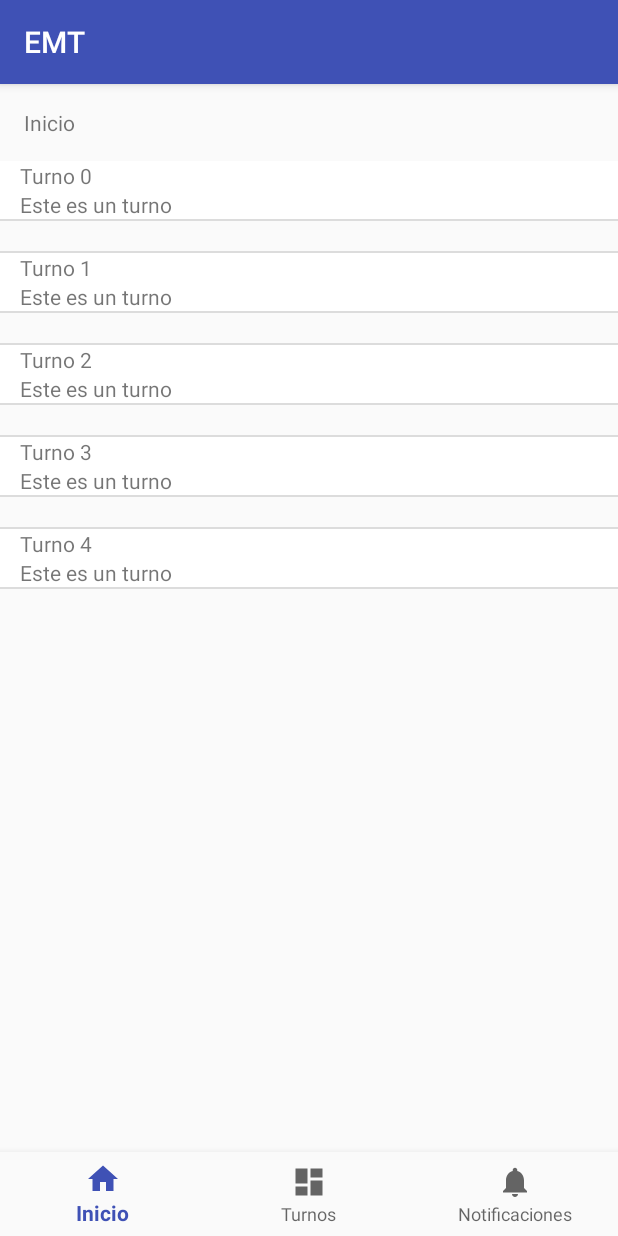
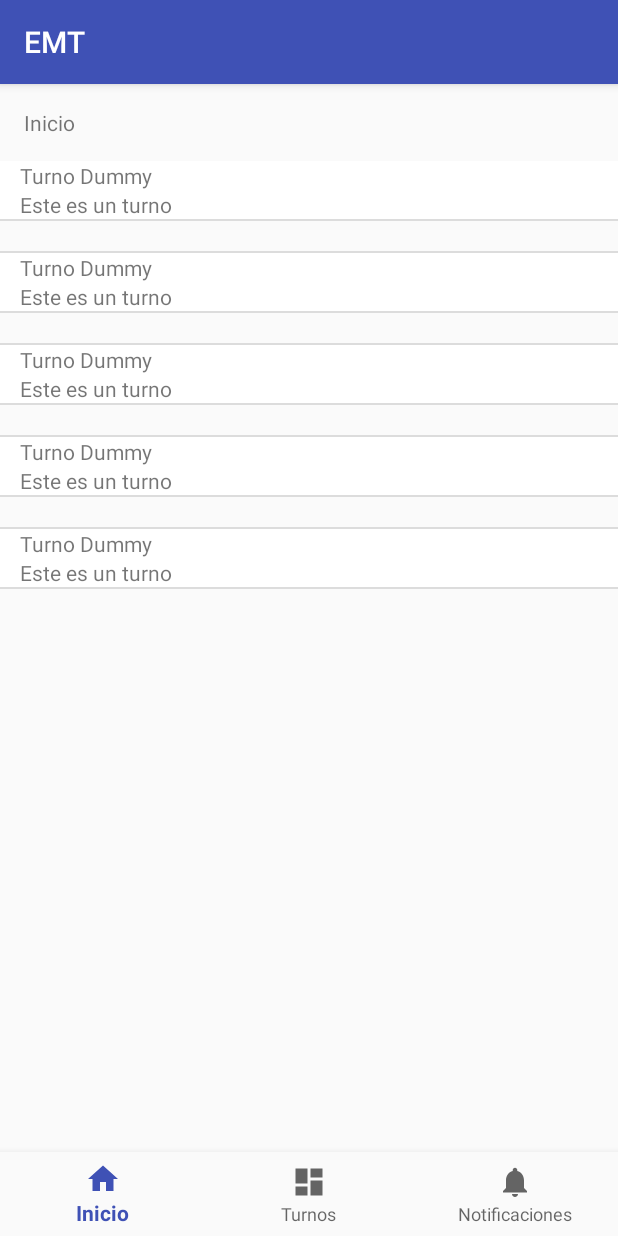
Before and after one commit to hernnyy/emt, an Android app: the CentralActivity screen opened directly, with no data from a screen before it, on a phone screen of 412 x 824 dp. Run offline under Robolectric (Android 15) with nearby library versions, the phone set to English and light mode, and no system bars; our stand-ins replace Volley; network calls fail; 1 statement that could not run was skipped.

```diff
--- a/app/src/main/java/com/example/hernan/esmiturno/CentralActivity.java
+++ b/app/src/main/java/com/example/hernan/esmiturno/CentralActivity.java
@@ -1,5 +1,6 @@
 package com.example.hernan.esmiturno;
 
+import android.content.Intent;
 import android.graphics.Color;
 import android.os.Bundle;
 import android.support.annotation.NonNull;
@@ -13,6 +14,19 @@ import android.widget.QuickContactBadge;
 import android.widget.TableLayout;
 import android.widget.TableRow;
 import android.widget.TextView;
+import android.widget.Toast;
+
+import com.android.volley.Request;
+import com.android.volley.Response;
+import com.android.volley.VolleyError;
+import com.android.volley.toolbox.StringRequest;
+
+import org.json.JSONArray;
+import org.json.JSONException;
+import org.json.JSONObject;
+
+import java.util.HashMap;
+import java.util.Map;
 
 public class CentralActivity extends AppCompatActivity {
 
@@ -68,17 +82,83 @@ public class CentralActivity extends AppCompatActivity {
     }
 
     private void homeTabCreate(){
+//TODO colocar la url que trae los meets por id
+        String url = "http://ikaroira.com/ws-meet.php/getAll";
+        StringRequest strRequest = new StringRequest(Request.Method.GET, url,
+                new Response.Listener<String>()
+                {
+                    @Override
+                    public void onResponse(String response)
+                    {
+                        Toast.makeText(getApplicationContext(), response, Toast.LENGTH_SHORT).show();
+                        try {
+                            JSONArray jsonResp = new JSONArray(response);
+                            Log.d("Response json:", jsonResp.toString());
+                            Log.d("Response json:", String.valueOf(jsonResp.length()));
+                            Log.d("Response json:", jsonResp.getJSONObject(0).toString());
+                            Log.d("Response json:", jsonResp.getJSONObject(0).getString("fecha"));
+                            for (int i=0;i<jsonResp.length();i++){
+                                addRowToTableMeet(jsonResp.getJSONObject(i));
+                            }
+//                            Intent intent = new Intent (mctx, CentralActivity.class);
+//                            intent.putExtra("email",jsonResp.getString("email"));
+//                            startActivityForResult(intent, 0);
+
+                        } catch (Throwable t) {
+                            Log.e("My App", "Could not parse malformed JSON: \"" + response + "\"");
+                        }
+                    }
+                },
+                new Response.ErrorListener()
+                {
+                    @Override
+                    public void onErrorResponse(VolleyError error)
+                    {
+                        Toast.makeText(getApplicationContext(), error.toString(), Toast.LENGTH_SHORT).show();
+                    }
+                });
+        NetManager.getInstance(this).addToRequestQueue(strRequest);
+
+
         //carga dinamica de rows
         for (int i=0;i<5;i++){
+            addRowToTableMeet(null);
+
+        }
+    }
+    private void dashboardTabCreate(){
+        mMeetTableList.removeAllViews();
+
+    }
+
+    private void addRowToTableMeet(JSONObject rowData){
         LinearLayout outerLayout = new LinearLayout(this);
         TableRow row= new TableRow(this);
         TableRow.LayoutParams lp = new TableRow.LayoutParams(TableRow.LayoutParams.MATCH_PARENT);
         lp.setMargins(10,0,10,10);
         row.setLayoutParams(lp);
         row.setBackgroundColor(Color.WHITE);
+        row.setClickable(true);
+        row.setOnClickListener(new View.OnClickListener() {
+            @Override
+            public void onClick(View v) {
+                TableRow tr = (TableRow)v;
+                tr.setBackgroundColor(Color.MAGENTA);
+//                    Intent myIntent = new Intent(PNs.this, Main.class);
+//                    PNs.this.startActivity(myIntent);
+            }
+        });
 
         TextView head = new TextView(this);
-            head.setText("Turno "+i);
+        if (rowData != null){
+            try {
+                head.setText("Turno "+rowData.getString("fecha"));
+            } catch (JSONException e) {
+                e.printStackTrace();
+            }
+        }else{
+            head.setText("Turno Dummy");
+        }
         LinearLayout.LayoutParams textLayoutParams = new LinearLayout.LayoutParams(LinearLayout.LayoutParams.WRAP_CONTENT, LinearLayout.LayoutParams.WRAP_CONTENT);
         textLayoutParams.setMargins(20, 0, 0, 0);
 
@@ -97,20 +177,20 @@ public class CentralActivity extends AppCompatActivity {
 //            row.addView(body);
         mMeetTableList.addView(row);
 
+        addSeparatorToTableMeet();
+
+    }
+
+    private void addSeparatorToTableMeet(){
         TableRow separator = new TableRow(this);
         View line = new View(this);
         TableRow.LayoutParams separatorLayoutParams = new TableRow.LayoutParams(LinearLayout.LayoutParams.MATCH_PARENT, 30);
-            separatorLayoutParams.setMargins(100, 0, 0, 0);
+        separatorLayoutParams.setMargins(0, 0, 0, 0);
 //            line.setBackgroundColor(Color.BLUE);
         separator.addView(line, separatorLayoutParams);
 
         mMeetTableList.addView(separator);
 
     }
-    }
-    private void dashboardTabCreate(){
-        mMeetTableList.removeAllViews();
 
 }
-
-}
```
Lines whose indentation alone changed are shown as unchanged.
